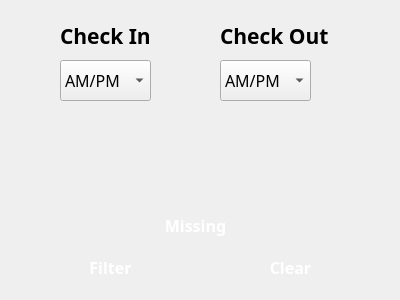
First picture: the form in MainFrame/Resources/UI/filter.ui, repository Maze711/systemPayroll, before the edit.
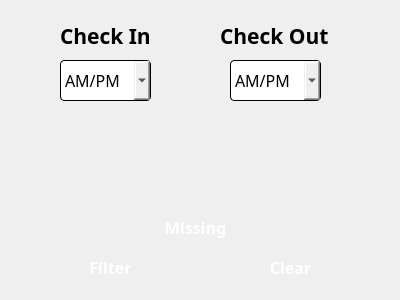
Second picture: the form after the edit. Icons and pictures are not drawn.

The edit to the form file:
```diff
--- a/MainFrame/Resources/UI/filter.ui
+++ b/MainFrame/Resources/UI/filter.ui
@@ -17,6 +17,12 @@
    <string notr="true">* {
 bakcground-color: white;
 font-family: poppins;
+}
+
+QComboBox{
+border-radius: 4px;
+border: 1px solid black;
+font-family: Poppins;
 }</string>
   </property>
   <widget class="QLabel" name="label">
@@ -72,7 +78,7 @@
    </property>
    <property name="font">
     <font>
-     <family>poppins</family>
+     <family>Poppins</family>
      <pointsize>12</pointsize>
     </font>
    </property>
@@ -95,7 +101,7 @@
   <widget class="QComboBox" name="cmbCheckOut">
    <property name="geometry">
     <rect>
-     <x>220</x>
+     <x>230</x>
      <y>60</y>
      <width>91</width>
      <height>41</height>
@@ -103,7 +109,7 @@
    </property>
    <property name="font">
     <font>
-     <family>poppins</family>
+     <family>Poppins</family>
      <pointsize>12</pointsize>
     </font>
    </property>
@@ -185,7 +191,7 @@
      <x>20</x>
      <y>210</y>
      <width>351</width>
-     <height>31</height>
+     <height>35</height>
     </rect>
    </property>
    <property name="font">
```
Left out of the diff: 6 changed lines with no effect on the pictures.
